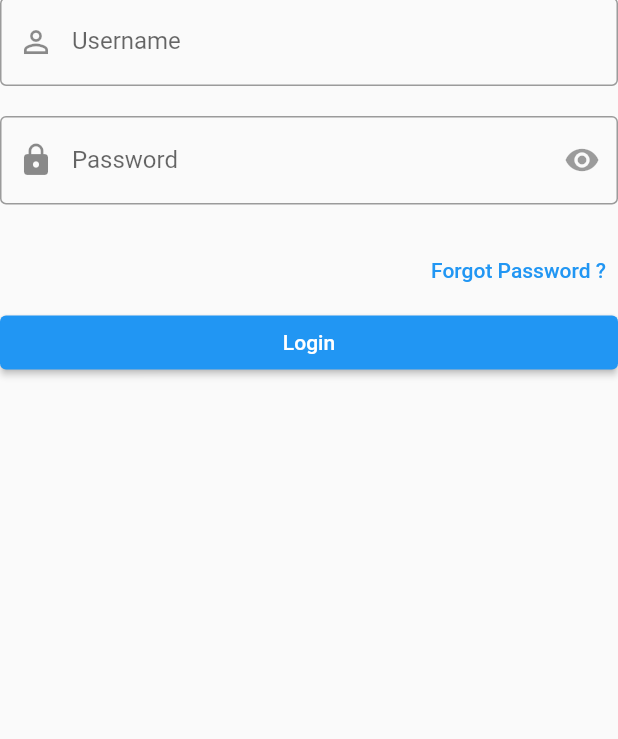
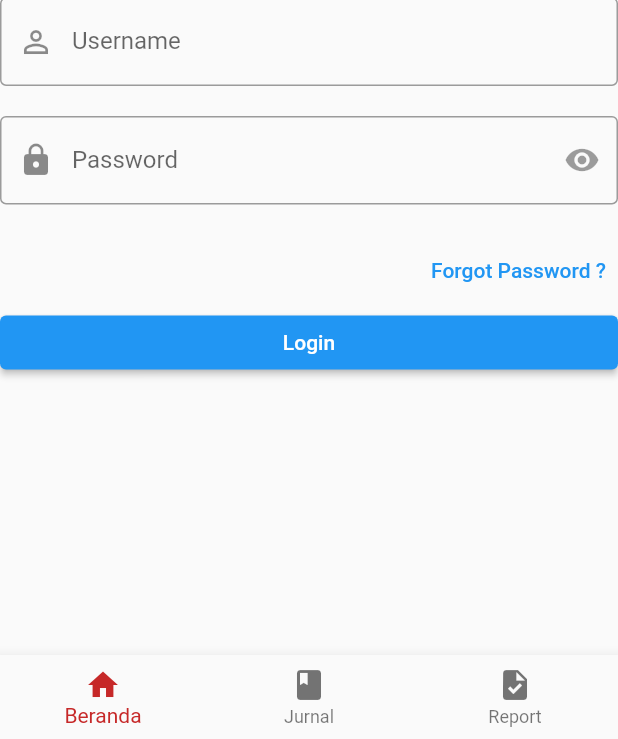
Before and after one commit to Miftah28/mpklmobile, a Flutter app: the screen it shows after launch, on a phone screen of 412 x 824 dp, the part 497-1236 px from its top. Run offline on Flutter 3.47's test engine with Material 2 defaults, Android fonts, the phone set to English and light mode, and no system bars; our stand-ins replace get, hexcolor.

Commit message:
30 Mei 2023

```diff
--- a/lib/main.dart
+++ b/lib/main.dart
@@ -1,5 +1,7 @@
 import 'package:flutter/material.dart';
 import 'package:get/get.dart';
+import 'package:mpklver4/view/Navigation.dart';
+import 'package:mpklver4/view/jurnal_screen.dart';
 import 'package:mpklver4/view/login_screen.dart';
 import 'package:mpklver4/view/splash_screen.dart';
 
@@ -14,7 +16,7 @@ class App extends StatelessWidget {
   Widget build(BuildContext context) {
     return const GetMaterialApp(
       debugShowCheckedModeBanner: false,
-      home: LoginScreen(),
+      home: Navigation(),
     );
   }
 }
--- /dev/null
+++ b/lib/view/Navigation.dart
@@ -0,0 +1,56 @@
+import 'package:flutter/material.dart';
+import 'package:mpklver4/view/jurnal_screen.dart';
+import 'package:mpklver4/view/login_screen.dart';
+import 'package:mpklver4/view/tugas_screen.dart';
+
+class Navigation extends StatefulWidget {
+  const Navigation({super.key});
+
+  @override
+  State<Navigation> createState() => _NavigationState();
+}
+
+class _NavigationState extends State<Navigation> {
+  int _selectedIndex = 0;
+  static const TextStyle optionStyle =
+      TextStyle(fontSize: 30, fontWeight: FontWeight.bold);
+  static const List<Widget> _widgetOptions = <Widget>[
+    LoginScreen(),
+    Jurnal(),
+    Tugas(),
+  ];
+
+  void _onItemTapped(int index) {
+    setState(() {
+      _selectedIndex = index;
+    });
+  }
+
+  @override
+  Widget build(BuildContext context) {
+    return Scaffold(
+      body: Center(
+        child: _widgetOptions.elementAt(_selectedIndex),
+      ),
+      bottomNavigationBar: BottomNavigationBar(
+        items: const <BottomNavigationBarItem>[
+          BottomNavigationBarItem(
+            icon: Icon(Icons.home),
+            label: 'Beranda',
+          ),
+          BottomNavigationBarItem(
+            icon: Icon(Icons.book),
+            label: 'Jurnal',
+          ),
+          BottomNavigationBarItem(
+            icon: Icon(Icons.task),
+            label: 'Report',
+          ),
+        ],
+        currentIndex: _selectedIndex,
+        selectedItemColor: Colors.red[800],
+        onTap: _onItemTapped,
+      ),
+    );
+  }
+}
--- a/pubspec.yaml
+++ b/pubspec.yaml
@@ -38,6 +38,7 @@ dependencies:
   get: ^4.6.5
   hexcolor: ^3.0.1
 
+
 dev_dependencies:
   flutter_test:
     sdk: flutter
@@ -48,6 +49,7 @@ dev_dependencies:
   # package. See that file for information about deactivating specific lint
   # rules and activating additional ones.
   flutter_lints: ^2.0.0
+
 
 # For information on the generic Dart part of this file, see the
 # following page: https://dart.dev/tools/pub/pubspec
```
Also changed, not shown: lib/view/Login.dart (deleted, +0 -177 lines), lib/view/jurnal_screen.dart (+137 -0 lines), lib/view/login_screen.dart (+15 -18 lines), lib/view/tugas_screen.dart (+17 -0 lines).
